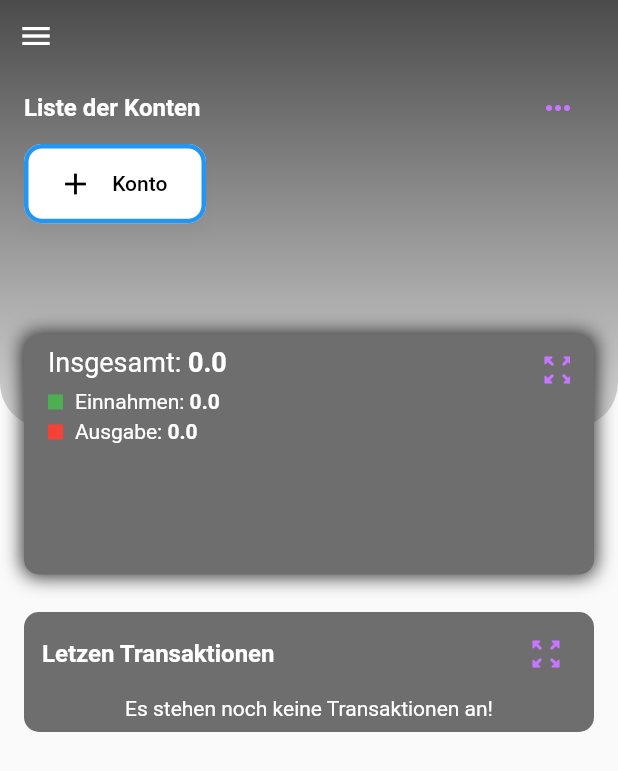
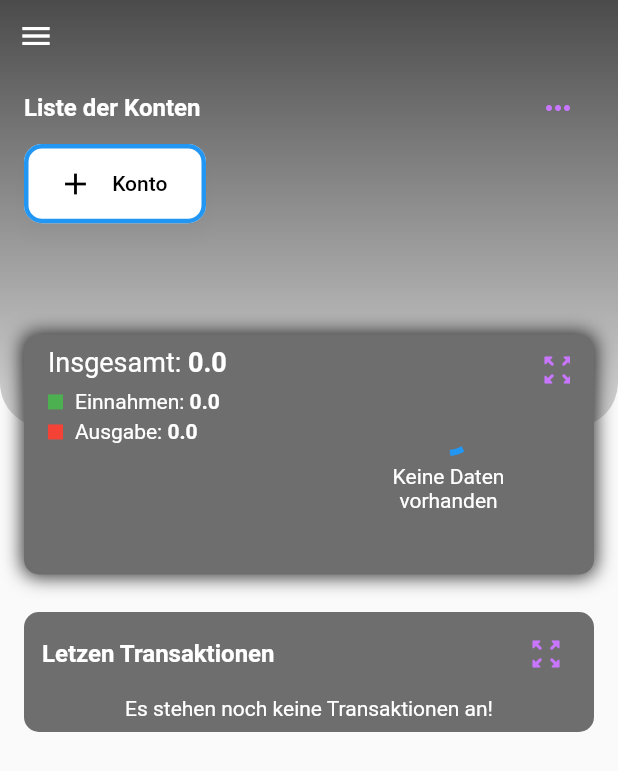
Before and after one commit to berkkan22/finanz_app, a Flutter app: the screen it shows after launch, on a phone screen of 412 x 824 dp. Shown: the top 771 px of the screen. Run offline on Flutter 3.47's test engine with Material 2 defaults, Android fonts, the phone set to English and light mode, and no system bars; drawn by our look-alikes of fl_chart; our stand-ins replace flutter_colorpicker, flutter_riverpod, fluttertoast, hive, hive_flutter, logger and 1 more; missing offline and left inert: custom_floating_action_button; accounts and stored records are empty.

Commit message:
Only show pieChart when there is transaktion and added transaktionPage to show all transaktions

```diff
--- a/lib/components/infoCard.dart
+++ b/lib/components/infoCard.dart
@@ -145,7 +145,25 @@ class InfoCard extends StatelessWidget {
                   top: 8,
                   width: 130,
                   height: 130,
-                  child: Chart(data: chartState.total),
+                  child: chartState.total[1] != 0 || chartState.total[2] != 0
+                      ? Chart(data: chartState.total)
+                      : Center(
+                          child: Column(
+                            mainAxisAlignment: MainAxisAlignment.center,
+                            crossAxisAlignment: CrossAxisAlignment.center,
+                            children: const [
+                              CircularProgressIndicator(),
+                              SizedBox(height: 8),
+                              Text(
+                                "Keine Daten vorhanden",
+                                textAlign: TextAlign.center,
+                                style: TextStyle(
+                                  color: white,
+                                ),
+                              ),
+                            ],
+                          ),
+                        ),
                 ),
                 Positioned(
                   top: -8,
@@ -161,8 +179,13 @@ class InfoCard extends StatelessWidget {
               ],
             ),
           );
+        } else if (chartState is ChartErrorState) {
+          logger.e("Error: ${chartState.error}");
+          return const Text("Ein Fehler ist aufgetreten");
+        } else if (chartState is ChartLoadingState) {
+          return const CircularProgressIndicator();
         } else {
-          return const Text("data");
+          return const Text("Es ist ein großer Fehler aufgetreten");
         }
       },
     );
--- a/lib/core/globals.dart
+++ b/lib/core/globals.dart
@@ -1,5 +1,8 @@
 import 'package:flutter/material.dart';
 import 'package:intl/intl.dart';
+import 'package:logger/logger.dart';
+
+var logger = Logger();
 
 const String hiveKontenBox = 'konten';
 const String hiveTransaktionBox = 'transaktions';
--- a/lib/main.dart
+++ b/lib/main.dart
@@ -4,6 +4,8 @@ import 'package:finanz_app/screens/homepage.dart';
 import 'package:flutter/material.dart';
 import 'package:flutter_riverpod/flutter_riverpod.dart';
 import 'package:hive_flutter/hive_flutter.dart';
+
+import 'screens/transaktions_page.dart';
 
 void main() async {
   WidgetsFlutterBinding.ensureInitialized();
@@ -43,6 +45,7 @@ class _MyAppState extends State<MyApp> {
         routes: {
           "/": (context) => const HomePage(),
           // "/addTransaktionPage": (context) => const AddTransaktionPage(),
+          "/transaktionPage": (context) => const TransaktionPage(),
         },
       ),
     );
--- a/lib/screens/homepage.dart
+++ b/lib/screens/homepage.dart
@@ -53,6 +53,7 @@ class _HomePageState extends State<HomePage> {
                   // Update the state of the app.
                   // ...
                   context.read(kontenNotifierProvider.notifier).deletedAll();
+                  context.read(chartProviderNotifier.notifier).getTotalAmount();
                 },
               ),
               ListTile(
@@ -63,6 +64,8 @@ class _HomePageState extends State<HomePage> {
                   context
                       .read(transaktionNotifierProvider.notifier)
                       .deletedAll();
+
+                  context.read(chartProviderNotifier.notifier).getTotalAmount();
                 },
               ),
               ListTile(
--- a/lib/screens/transaktion_consumer.dart
+++ b/lib/screens/transaktion_consumer.dart
@@ -17,21 +17,21 @@ class TransaktionConsumer extends StatelessWidget {
         if (transaktionsState is TransaktionInitialState) {
           return Container(
             padding: const EdgeInsets.fromLTRB(16, 0, 16, 16),
-            child: TransaktionPage(
+            child: TransaktionContainer(
               transaktionState: transaktionsState,
             ),
           );
         } else if (transaktionsState is TransaktionLoadingState) {
           return Container(
             padding: const EdgeInsets.fromLTRB(16, 0, 16, 16),
-            child: TransaktionPage(
+            child: TransaktionContainer(
               transaktionState: transaktionsState,
             ),
           );
         } else if (transaktionsState is TransaktionLoadedState) {
           return Container(
             padding: const EdgeInsets.fromLTRB(16, 0, 16, 16),
-            child: TransaktionPage(
+            child: TransaktionContainer(
               transaktionState: transaktionsState,
               transaktionsList: transaktionsState.transaktionList,
             ),
--- a/lib/screens/transaktionen_container.dart
+++ b/lib/screens/transaktionen_container.dart
@@ -4,11 +4,11 @@ import 'package:finanz_app/models/konten.dart';
 import 'package:finanz_app/state_notifier/transaktion_notifier.dart';
 import 'package:flutter/material.dart';
 
-class TransaktionPage extends StatelessWidget {
+class TransaktionContainer extends StatelessWidget {
   final List<Transaktion>? transaktionsList;
   final transaktionState;
 
-  const TransaktionPage({
+  const TransaktionContainer({
     Key? key,
     required this.transaktionState,
     this.transaktionsList,
@@ -44,6 +44,8 @@ class TransaktionPage extends StatelessWidget {
                 splashRadius: 20,
                 onPressed: () {
                   debugPrint("Show more");
+                  // push name route
+                  Navigator.pushNamed(context, '/transaktionPage');
                 },
                 icon: const Icon(
                   Icons.zoom_out_map_rounded,
--- a/lib/state_notifier/konten_notifier.dart
+++ b/lib/state_notifier/konten_notifier.dart
@@ -77,6 +77,12 @@ class KontenStateNotifier extends StateNotifier<KontenState> {
 
     return kontenData;
   }
+
+  int getKontenLength() {
+    final box = Hive.box('konten');
+
+    return box.length;
+  }
 }
 
 
--- a/pubspec.yaml
+++ b/pubspec.yaml
@@ -50,6 +50,7 @@ dev_dependencies:
 
   build_runner: ^2.2.1
   hive_generator: ^1.1.3
+  logger: ^1.1.0
 
 # For information on the generic Dart part of this file, see the
 # following page: https://dart.dev/tools/pub/pubspec
```
Also changed, not shown: lib/screens/add_konto_page.dart (+24 -6 lines), lib/screens/transaktions_page.dart (added, +77 -0 lines), pubspec.lock.
